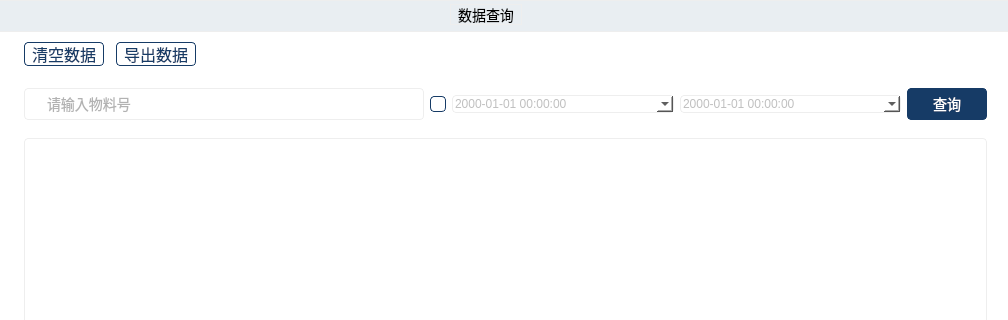
Before: the Qt Designer form DataManager.ui in mahy616/guoxuan, drawn with Qt 5; both pictures show x 0 to 1008 and y 0 to 320 of the 1008 by 608 pixel window.
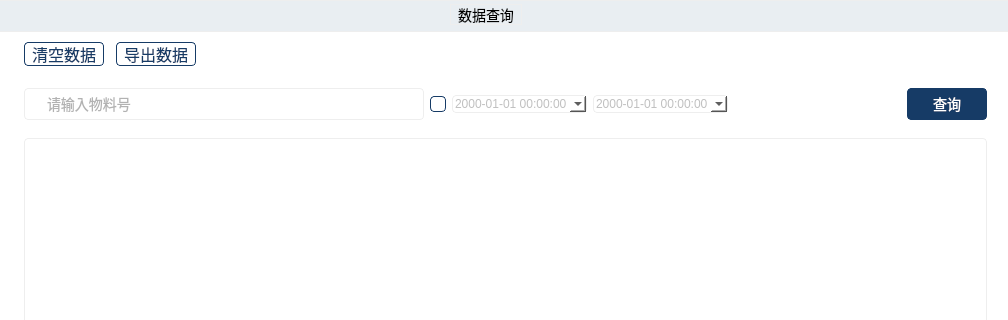
After: the same form once the commit is applied. Icons and pictures are not drawn.

The edit to the form file:
```diff
--- a/DataManager.ui
+++ b/DataManager.ui
@@ -261,6 +261,19 @@
          </property>
         </widget>
        </item>
+       <item>
+        <spacer name="horizontalSpacer_4">
+         <property name="orientation">
+          <enum>Qt::Horizontal</enum>
+         </property>
+         <property name="sizeHint" stdset="0">
+          <size>
+           <width>40</width>
+           <height>20</height>
+          </size>
+         </property>
+        </spacer>
+       </item>
        <item>
         <widget class="QPushButton" name="pushButton_Query">
          <property name="minimumSize">
```
